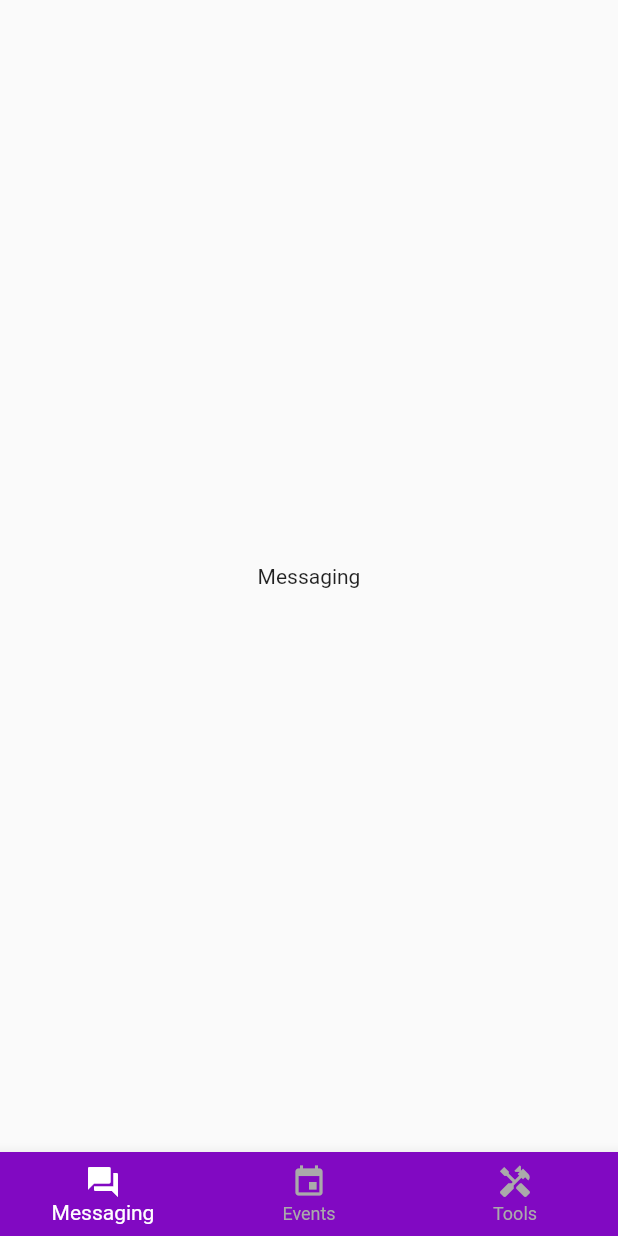
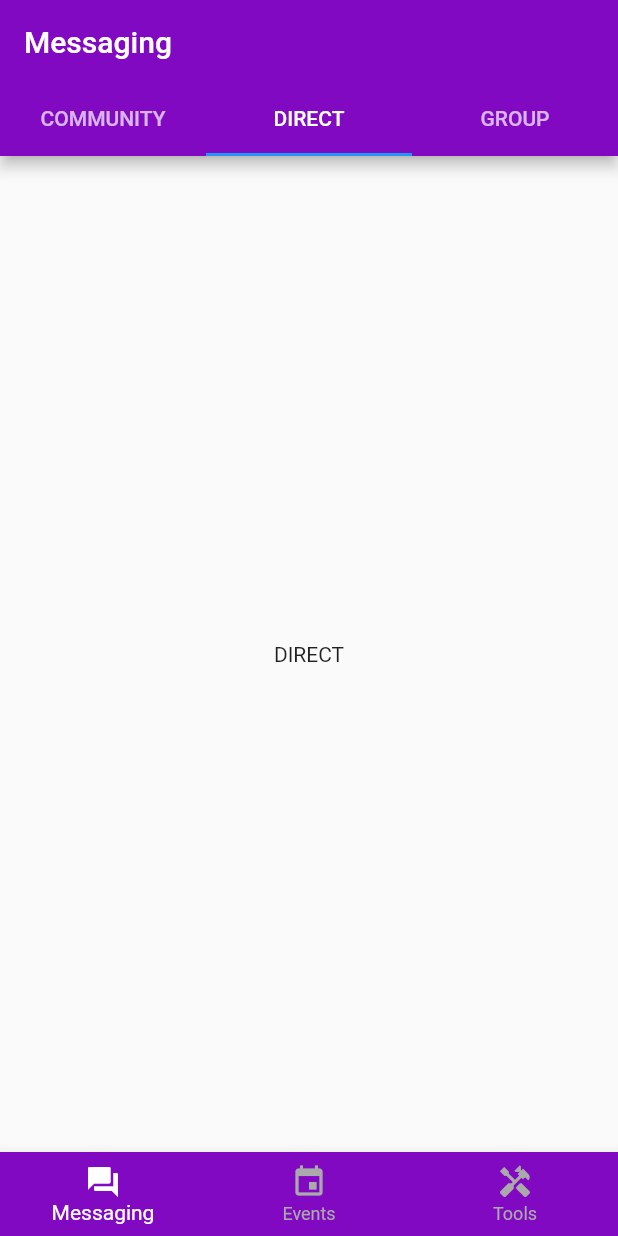
Before and after one commit to Randomguys-01/dormamu, a Flutter app: the screen it shows after launch, on a phone screen of 412 x 824 dp. Run offline on Flutter 3.47's test engine with Material 2 defaults, Android fonts, the phone set to English and light mode, and no system bars.

Commit message:
Created tabs for community, direct, and group pages
Signed-off-by: Randomguy01 <ianhwhite2001@gmail.com>

```diff
--- /dev/null
+++ b/lib/src/messaging/messaging.dart
@@ -0,0 +1,34 @@
+import 'package:flutter/material.dart';
+
+import 'tabs/_tabs.dart';
+
+class MessagingDestination extends StatelessWidget {
+  const MessagingDestination({Key? key}) : super(key: key);
+
+  @override
+  Widget build(BuildContext context) {
+    return DefaultTabController(
+      initialIndex: 1,
+      length: 3,
+      child: Scaffold(
+        appBar: AppBar(
+          title: const Text('Messaging'),
+          bottom: const TabBar(
+            tabs: [
+              Tab(text: 'COMMUNITY'),
+              Tab(text: 'DIRECT'),
+              Tab(text: 'GROUP'),
+            ],
+          ),
+        ),
+        body: const TabBarView(
+          children: [
+            CommunityMessaging(),
+            DirectMessaging(),
+            GroupMessaging(),
+          ],
+        ),
+      ),
+    );
+  }
+}
--- /dev/null
+++ b/lib/src/messaging/tabs/_tabs.dart
@@ -0,0 +1,3 @@
+export 'community_messaging.dart';
+export 'direct_messaging.dart';
+export 'group_messaging.dart';
--- /dev/null
+++ b/lib/src/messaging/tabs/community_messaging.dart
@@ -0,0 +1,10 @@
+import 'package:flutter/material.dart';
+
+class CommunityMessaging extends StatelessWidget {
+  const CommunityMessaging({Key? key}) : super(key: key);
+
+  @override
+  Widget build(BuildContext context) {
+    return const Center(child: Text('COMMUNITY'));
+  }
+}
--- /dev/null
+++ b/lib/src/messaging/tabs/direct_messaging.dart
@@ -0,0 +1,10 @@
+import 'package:flutter/material.dart';
+
+class DirectMessaging extends StatelessWidget {
+  const DirectMessaging({Key? key}) : super(key: key);
+
+  @override
+  Widget build(BuildContext context) {
+    return const Center(child: Text('DIRECT'));
+  }
+}
--- /dev/null
+++ b/lib/src/messaging/tabs/group_messaging.dart
@@ -0,0 +1,10 @@
+import 'package:flutter/material.dart';
+
+class GroupMessaging extends StatelessWidget {
+  const GroupMessaging({Key? key}) : super(key: key);
+
+  @override
+  Widget build(BuildContext context) {
+    return const Center(child: Text('GROUP'));
+  }
+}
--- a/lib/src/screens/messaging.dart
+++ /dev/null
@@ -1,12 +0,0 @@
-import 'package:flutter/material.dart';
-
-class MessagingDestination extends StatelessWidget {
-  const MessagingDestination({Key? key}) : super(key: key);
-
-  @override
-  Widget build(BuildContext context) {
-    return const Scaffold(
-      body: Center(child: Text("Messaging")),
-    );
-  }
-}
--- a/lib/src/utils/destination.dart
+++ b/lib/src/utils/destination.dart
@@ -1,5 +1,5 @@
+import 'package:dormamu/src/messaging/messaging.dart';
 import 'package:dormamu/src/screens/events.dart';
-import 'package:dormamu/src/screens/messaging.dart';
 import 'package:dormamu/src/screens/tools.dart';
 import 'package:flutter/cupertino.dart';
 import 'package:flutter/foundation.dart';
```
